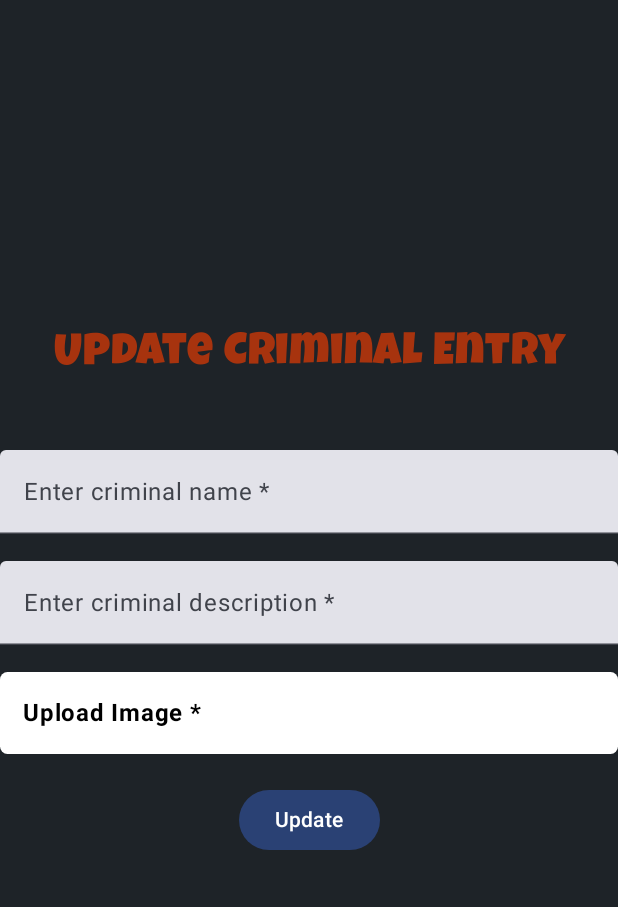
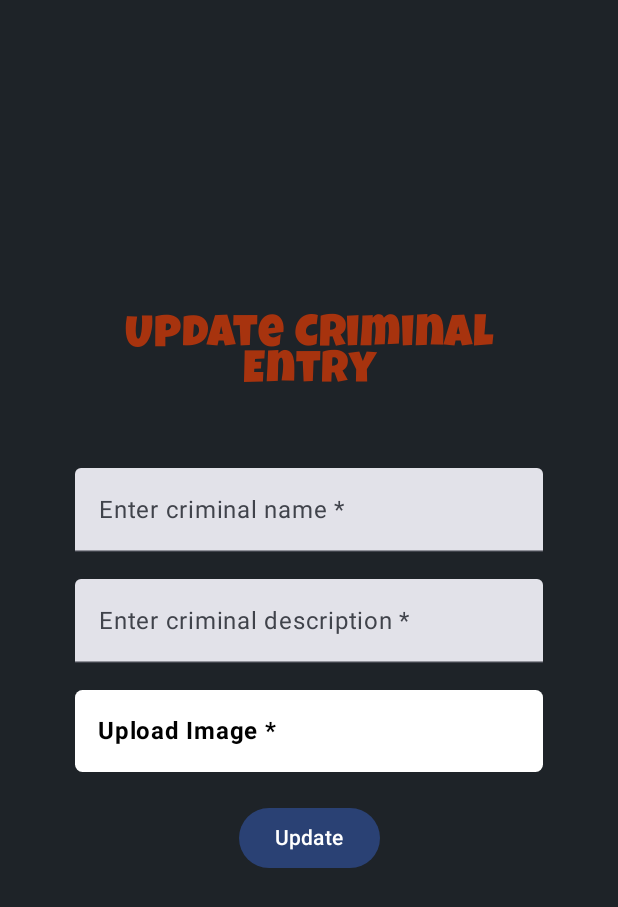
Before and after one commit to waru-guru/kaa-chonjo, an Android app built with Jetpack Compose: the @Preview function UpdateProductsScreenPreview, on a phone screen of 412 x 824 dp. Shown: the top 907 px of the screen. Run offline under Robolectric (Android 15) with nearby library versions, the phone set to English and light mode, and no system bars; our stand-ins replace Firebase (no records; nobody signed in at launch, a user with empty details on screens opened directly); 3 statements that could not run were skipped.

Commit message:
I made some changes

```diff
--- a/app/src/main/java/com/example/kaachonjo/ui/theme/pages/home/HomeScreen.kt
+++ b/app/src/main/java/com/example/kaachonjo/ui/theme/pages/home/HomeScreen.kt
@@ -53,6 +53,7 @@ fun HomeScreen(navController:NavHostController) {
     Box(modifier = Modifier
         .background(Backg)
         .fillMaxSize()
+        .verticalScroll(rememberScrollState())
     ) {
         Column {
             GreetingSection()
@@ -135,7 +136,7 @@ fun ReportSectionStart(
 @Composable
 fun Reports(navController: NavHostController) {
 var context = LocalContext.current
-   Column(Modifier.verticalScroll(rememberScrollState())) {
+   Column{
       Row(
           modifier = Modifier
               .padding(top = 20.dp)
--- a/app/src/main/java/com/example/kaachonjo/ui/theme/pages/list/UpdateCriminalList.kt
+++ b/app/src/main/java/com/example/kaachonjo/ui/theme/pages/list/UpdateCriminalList.kt
@@ -25,6 +25,7 @@ import androidx.compose.foundation.text.KeyboardOptions
 import androidx.compose.foundation.verticalScroll
 import androidx.compose.material3.Button
 import androidx.compose.material3.ExperimentalMaterial3Api
+import androidx.compose.material3.Surface
 import androidx.compose.material3.Text
 import androidx.compose.material3.TextField
 import androidx.compose.runtime.Composable
@@ -64,6 +65,12 @@ import com.google.firebase.database.ValueEventListener
 @OptIn(ExperimentalMaterial3Api::class)
 @Composable
 fun UpdateCriminalListScreen(navController:NavHostController, id:String) {
+   Surface(
+       modifier = Modifier
+           .fillMaxSize()
+           .background(Backg)
+           .padding(50.dp)
+   ) {
        Column(
            modifier = Modifier
                .fillMaxSize()
@@ -129,6 +136,7 @@ fun UpdateCriminalListScreen(navController:NavHostController, id:String) {
 
        }
    }
+}
 
 
 
--- a/app/src/main/java/com/example/kaachonjo/ui/theme/pages/success/SuspiciousActivityScreen.kt
+++ b/app/src/main/java/com/example/kaachonjo/ui/theme/pages/success/SuspiciousActivityScreen.kt
@@ -65,6 +65,7 @@ fun SuspiciousActivityScreen(navController: NavHostController) {
     Box(modifier = Modifier
         .fillMaxSize()
         .background(Backg)
+        .verticalScroll(rememberScrollState())
     ) {
         Column {
             GreetingSection()
@@ -89,7 +90,6 @@ fun GreetingSection() {
 
     ) {
         Column(
-            modifier = Modifier.verticalScroll(rememberScrollState()),
             verticalArrangement = Arrangement.Center
         ) {
             Text(text = "Notice anything.... WEIRD?!",
```
Lines whose indentation alone changed are shown as unchanged.
